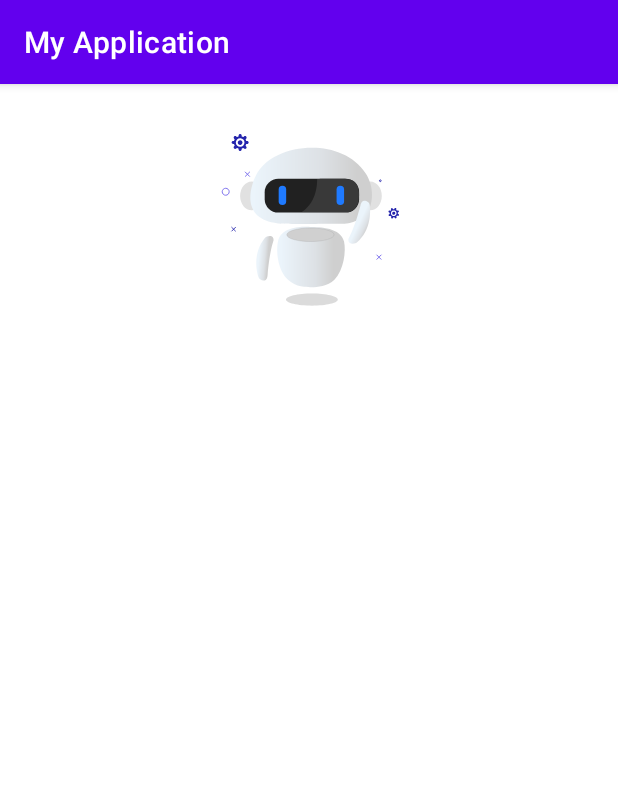
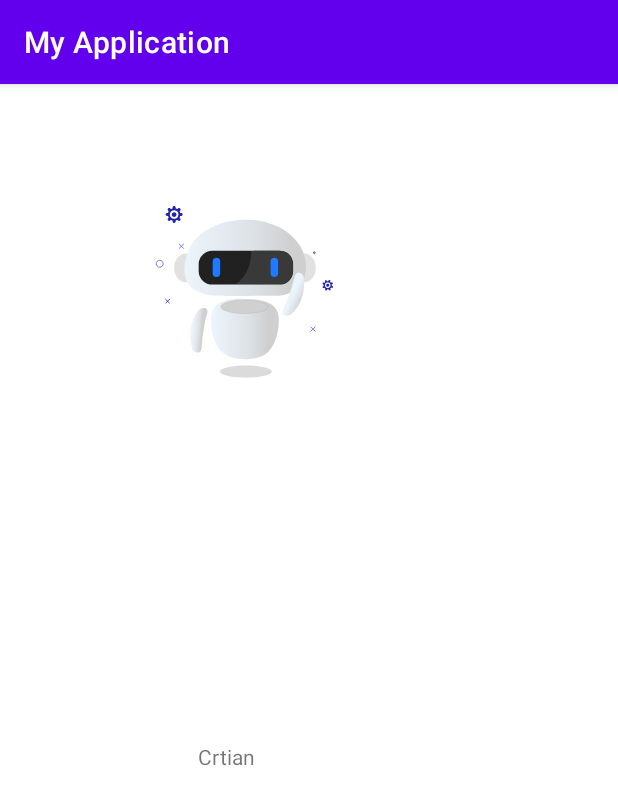
Before and after one commit to Cristian12nd/PRE, an Android app: the screen it shows after launch (MainActivity), on a phone screen of 412 x 824 dp. Shown: the top 805 px of the screen. Run offline under Robolectric (Android 15) with nearby library versions, the phone set to English and light mode, and no system bars.

Commit message:
Edicion2

```diff
--- a/app/src/main/res/layout/activity_main.xml
+++ b/app/src/main/res/layout/activity_main.xml
@@ -10,13 +10,26 @@
         android:id="@+id/animation_view"
         android:layout_width="150dp"
         android:layout_height="150dp"
-        android:layout_marginTop="16dp"
+        android:layout_marginTop="64dp"
         app:layout_constraintEnd_toEndOf="parent"
+        app:layout_constraintHorizontal_bias="0.333"
+
         app:layout_constraintStart_toStartOf="parent"
-
         app:layout_constraintTop_toTopOf="parent"
         app:lottie_autoPlay="true"
         app:lottie_loop="true"
         app:lottie_rawRes="@raw/anime" />
 
+    <TextView
+        android:id="@+id/textView"
+        android:layout_width="wrap_content"
+        android:layout_height="wrap_content"
+        android:text="Crtian"
+        app:layout_constraintBottom_toBottomOf="parent"
+        app:layout_constraintEnd_toEndOf="parent"
+        app:layout_constraintHorizontal_bias="0.353"
+        app:layout_constraintStart_toStartOf="parent"
+        app:layout_constraintTop_toTopOf="parent"
+        app:layout_constraintVertical_bias="0.586" />
+
 </androidx.constraintlayout.widget.ConstraintLayout>
```
